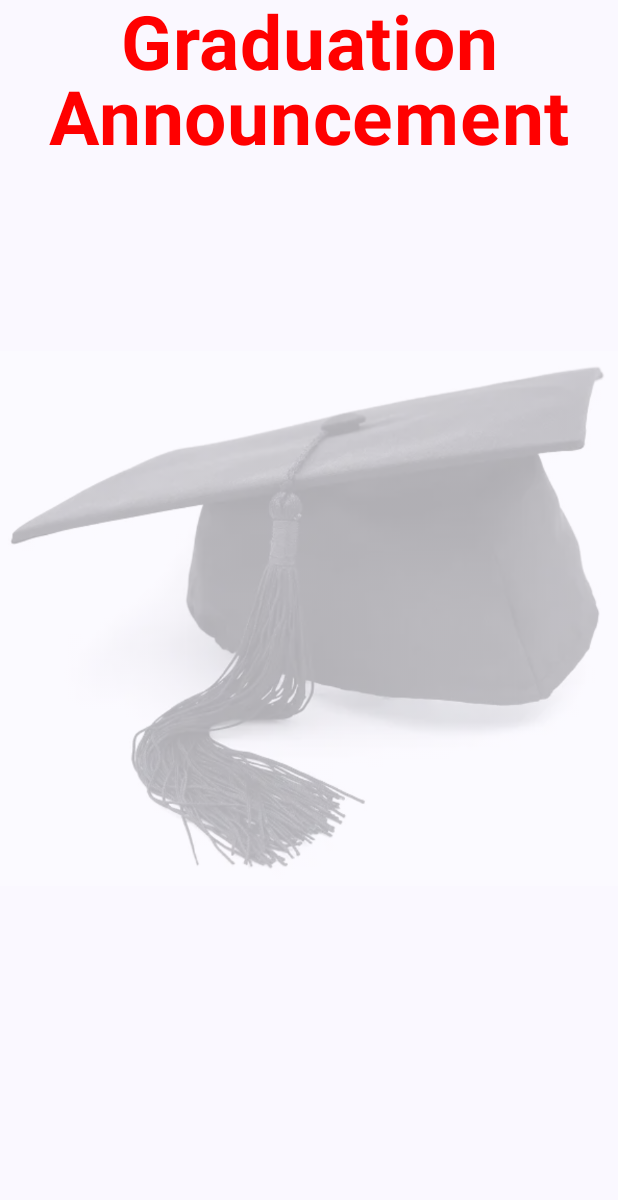
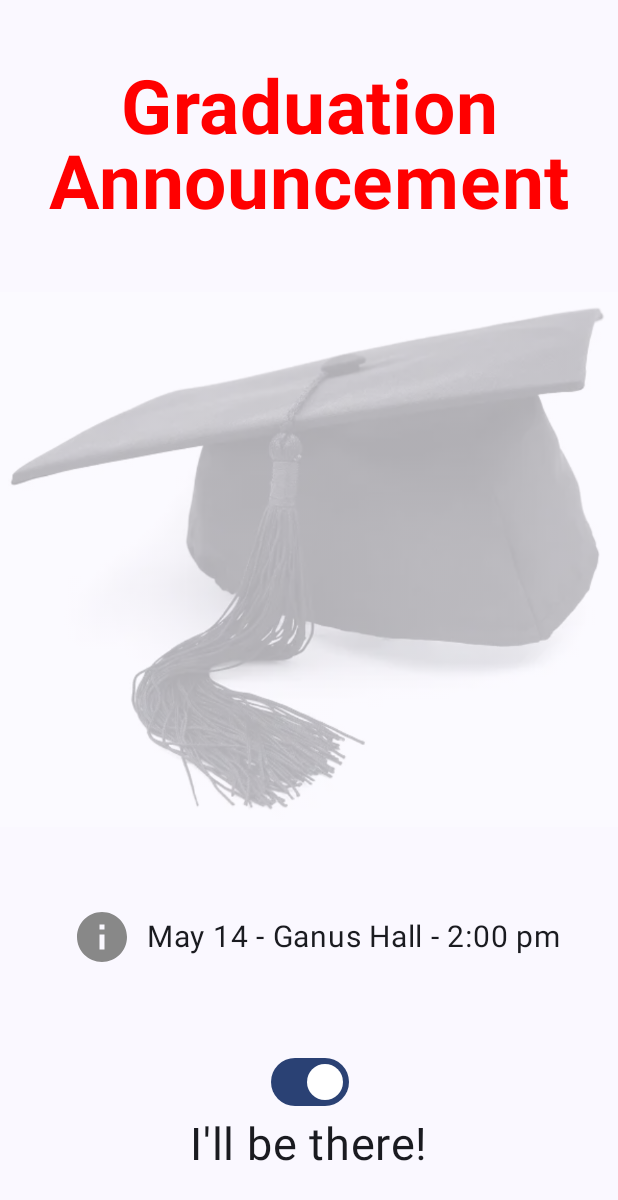
Before and after one commit to thekevinWHYuan/CSC436-Labs, an Android app built with Jetpack Compose: the screen it shows after launch (MainActivity), on a phone screen of 412 x 824 dp. Shown: the top 1200 px of the screen. Run offline under Robolectric (Android 15) with nearby library versions, the phone set to English and light mode, and no system bars.

Commit message:
styled entire graduation app from lab1

```diff
--- a/app/src/main/java/com/zybooks/graduationrsvp/MainActivity.kt
+++ b/app/src/main/java/com/zybooks/graduationrsvp/MainActivity.kt
@@ -4,11 +4,26 @@ import android.os.Bundle
 import androidx.activity.ComponentActivity
 import androidx.activity.compose.setContent
 import androidx.compose.foundation.Image
+import androidx.compose.foundation.layout.Arrangement
+import androidx.compose.foundation.layout.Column
+import androidx.compose.foundation.layout.Row
+import androidx.compose.foundation.layout.fillMaxHeight
 import androidx.compose.foundation.layout.fillMaxSize
+import androidx.compose.foundation.layout.padding
+import androidx.compose.foundation.layout.size
+import androidx.compose.material.icons.Icons
+import androidx.compose.material.icons.filled.Info
+import androidx.compose.material3.Icon
 import androidx.compose.material3.MaterialTheme
 import androidx.compose.material3.Surface
+import androidx.compose.material3.Switch
 import androidx.compose.material3.Text
 import androidx.compose.runtime.Composable
+import androidx.compose.runtime.getValue
+import androidx.compose.runtime.mutableStateOf
+import androidx.compose.runtime.remember
+import androidx.compose.runtime.setValue
+import androidx.compose.ui.Alignment
 import androidx.compose.ui.Modifier
 import androidx.compose.ui.graphics.Color
 import androidx.compose.ui.res.painterResource
@@ -16,6 +31,7 @@ import androidx.compose.ui.res.stringResource
 import androidx.compose.ui.text.font.FontWeight
 import androidx.compose.ui.text.style.TextAlign
 import androidx.compose.ui.tooling.preview.Preview
+import androidx.compose.ui.unit.dp
 import androidx.compose.ui.unit.sp
 import com.zybooks.graduationrsvp.ui.theme.GraduationRSVPTheme
 
@@ -37,20 +53,62 @@ class MainActivity : ComponentActivity() {
 
 @Composable
 fun GradScreen(modifier: Modifier = Modifier) {
-    Image(
-        painter = painterResource(R.drawable.grad_cap),
-        contentDescription = "Graduation cap",
-        alpha = 0.3f
-    )
-    Text(
-        text = stringResource(R.string.graduation_announcement),
-        fontSize = 50.sp,
-        lineHeight = 50.sp,
+    Column(
+        modifier = modifier.fillMaxHeight(),
+        horizontalAlignment = Alignment.CenterHorizontally,
+        verticalArrangement = Arrangement.SpaceEvenly
+    ) {
+        Text(
+            text = stringResource(R.string.graduation_announcement),
+            fontSize = 50.sp,
+            color = Color.Red,
+            textAlign = TextAlign.Center,
+            fontWeight = FontWeight.Bold,
+            lineHeight = 50.sp,
+            modifier = modifier
+        )
+        Image(
+            painter = painterResource(R.drawable.grad_cap),
+            contentDescription = null,
+            alpha = 0.3F
+        )
+        Row(verticalAlignment = Alignment.CenterVertically) {
+            Icon(
+                imageVector = Icons.Filled.Info,
+                contentDescription = "Information",
+                tint = Color.Gray,
+                modifier = Modifier.padding(10.dp).size(40.dp)
+            )
+            Text(
+                text = "May 14 - Ganus Hall - 2:00 pm",
+                fontSize = 20.sp
+            )
+        }
+        Rsvp(modifier)
+    }
+}
+
+@Preview
+@Composable
+fun Rsvp(modifier: Modifier = Modifier) {
+    var isChecked by remember { mutableStateOf(true) }
+    val message = if (isChecked) "I'll be there!" else "Sorry I can't be there."
+
+    Column(
         modifier = modifier,
-        textAlign = TextAlign.Center,
-        fontWeight = FontWeight.Bold,
-        color = Color.Red
-    )
+        horizontalAlignment = Alignment.CenterHorizontally
+    ) {
+        Switch(
+            checked = isChecked,
+            onCheckedChange = {
+                isChecked = it
+            }
+        )
+        Text(
+            text = message,
+            fontSize = 30.sp
+        )
+    }
 }
 
 @Preview(showBackground = true)
```
